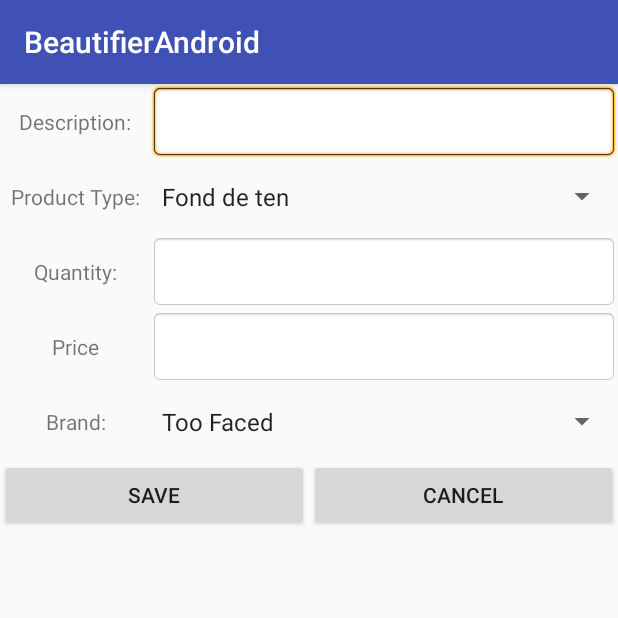
After one commit to gritcoandreea/Mobile-Development-Lab, an Android app: the EditActivity screen opened directly, with no data from a screen before it, on a phone screen of 412 x 824 dp, the top half of it. The commit adds this screen. Run offline under Robolectric (Android 15) with nearby library versions, the phone set to English and light mode, and no system bars; 5 statements that could not run were skipped.

Commit message:
Finished list and edit mode with saving changes.
Finished edit window.Save changes also works.

```diff
--- a/ANDROID/app/src/main/AndroidManifest.xml
+++ b/ANDROID/app/src/main/AndroidManifest.xml
@@ -16,6 +16,7 @@
                 <category android:name="android.intent.category.LAUNCHER" />
             </intent-filter>
         </activity>
+        <activity android:name=".EditActivity"></activity>
     </application>
 
 </manifest>
--- /dev/null
+++ b/ANDROID/app/src/main/java/com/example/andreeagritco/beautifierandroid/EditActivity.java
@@ -0,0 +1,120 @@
+package com.example.andreeagritco.beautifierandroid;
+
+import android.app.Activity;
+import android.content.Intent;
+import android.support.v7.app.AppCompatActivity;
+import android.os.Bundle;
+import android.view.View;
+import android.widget.ArrayAdapter;
+import android.widget.Button;
+import android.widget.EditText;
+import android.widget.Spinner;
+
+import com.example.andreeagritco.beautifierandroid.domain.BrandTypes;
+import com.example.andreeagritco.beautifierandroid.domain.Product;
+import com.example.andreeagritco.beautifierandroid.domain.ProductTypes;
+
+import java.util.ArrayList;
+import java.util.List;
+
+public class EditActivity extends AppCompatActivity {
+
+    List<String> productTypes = new ArrayList<>();
+    List<String> brandTypes = new ArrayList<>();
+    Spinner productTypeSpinner;
+    Spinner brandSpinner;
+    EditText descriptionText;
+    EditText quantityText;
+    EditText priceText;
+    Product p;
+
+    @Override
+    protected void onCreate(Bundle savedInstanceState) {
+        super.onCreate(savedInstanceState);
+        setContentView(R.layout.edit_product_layout);
+
+        Intent i = getIntent();
+        p = (Product) i.getSerializableExtra("product");
+
+
+        descriptionText = (EditText) findViewById(R.id.descriptionText);
+        quantityText = (EditText) findViewById(R.id.quantityText);
+        priceText = (EditText) findViewById(R.id.priceText);
+
+
+        createLists();
+        descriptionText.setText(p.getDescription());
+        quantityText.setText(p.getQuantity() + "");
+        priceText.setText(p.getPrice() + "");
+
+
+
+
+        Button saveButton = (Button) findViewById(R.id.saveButton);
+        Button cancelButton = (Button) findViewById(R.id.cancelButton);
+
+        cancelButton.setOnClickListener(new Button.OnClickListener() {
+            public void onClick(View v) {
+                Intent resultIntent = new Intent();
+                setResult(Activity.RESULT_CANCELED, resultIntent);
+                finish();
+            }
+        });
+
+        saveButton.setOnClickListener(new Button.OnClickListener() {
+            public void onClick(View v) {
+                if (!descriptionText.getText().toString().equals("")) {
+                    p.setDescription(descriptionText.getText().toString());
+                }
+                p.setProductType(productTypeSpinner.getSelectedItem().toString());
+                if (!quantityText.getText().toString().equals("")) {
+                    p.setQuantity(Integer.parseInt(quantityText.getText().toString()));
+                }
+                if (!priceText.getText().toString().equals("")) {
+                    p.setQuantity(Integer.parseInt(priceText.getText().toString()));
+                }
+                p.setBrand(brandSpinner.getSelectedItem().toString());
+
+                Intent returnIntent = new Intent();
+                returnIntent.putExtra("result", p);
+                setResult(Activity.RESULT_OK, returnIntent);
+                finish();
+
+            }
+        });
+
+
+    }
+
+    private void createLists() {
+        productTypeSpinner = (Spinner) findViewById(R.id.productTypeSpinner);
+        brandSpinner = (Spinner) findViewById(R.id.brandSpinner);
+
+        List<String> types = ProductTypes.returnTypes();
+        List<String> brands = BrandTypes.returnBrands();
+
+        ArrayAdapter<String> adapter = new ArrayAdapter<String>(this,
+                android.R.layout.simple_spinner_item, types);
+        productTypeSpinner.setAdapter(adapter);
+
+        ArrayAdapter<String> adapter2 = new ArrayAdapter<String>(this,
+                android.R.layout.simple_spinner_item, brands);
+        brandSpinner.setAdapter(adapter2);
+
+      for(int i=0;i<types.size();i++){
+          if(types.get(i).equals(p.getProductType())){
+              productTypeSpinner.setSelection(i);
+          }
+      }
+
+
+        for(int i=0;i<brands.size();i++){
+            if(brands.get(i).equals(p.getBrand())){
+                brandSpinner.setSelection(i);
+            }
+        }
+
+    }
+
+
+}
--- a/ANDROID/app/src/main/java/com/example/andreeagritco/beautifierandroid/MainActivity.java
+++ b/ANDROID/app/src/main/java/com/example/andreeagritco/beautifierandroid/MainActivity.java
@@ -1,7 +1,11 @@
 package com.example.andreeagritco.beautifierandroid;
 
+import android.content.Intent;
 import android.support.v7.app.AppCompatActivity;
 import android.os.Bundle;
+import android.util.Log;
+import android.view.View;
+import android.widget.AdapterView;
 import android.widget.ListView;
 
 import com.example.andreeagritco.beautifierandroid.domain.BrandTypes;
@@ -14,34 +18,86 @@ import java.util.List;
 
 public class MainActivity extends AppCompatActivity {
 
+    public static final  String TAG=MainActivity.class.getName();
+    private static final int SECOND_ACTIVITY_RESULT_CODE = 0;
+     List<Product> list = new ArrayList<>() ;
+    ProductListAdapter adapter;
+    ListView listView;
+
+
     @Override
     protected void onCreate(Bundle savedInstanceState) {
         super.onCreate(savedInstanceState);
         setContentView(R.layout.activity_main);
 
-        final List<Product> list = createList();
+        Log.d(TAG,"IN ON CREATE FMM");
+        createList();
 
-        ListView listView = (ListView) findViewById(R.id.productList);
-        ProductListAdapter adapter = new ProductListAdapter(list,getLayoutInflater());
+        listView = (ListView) findViewById(R.id.productList);
+        adapter = new ProductListAdapter(list,getLayoutInflater());
         listView.setAdapter(adapter);
+
+        listView.setOnItemClickListener(new AdapterView.OnItemClickListener() {
+            @Override
+            public void onItemClick(AdapterView<?> parent, View view, int position,
+                                    long id) {
+                Intent intent = new Intent(MainActivity.this, EditActivity.class);
+                intent.putExtra("product", list.get(position));
+                startActivityForResult(intent, SECOND_ACTIVITY_RESULT_CODE);
+
+            }
+
+        });
+    }
+
+    // This method is called when the second activity finishes
+    @Override
+    protected void onActivityResult(int requestCode, int resultCode, Intent data) {
+        super.onActivityResult(requestCode, resultCode, data);
+
+        // check that it is the SecondActivity with an OK result
+        if (requestCode == SECOND_ACTIVITY_RESULT_CODE) {
+            if (resultCode == RESULT_OK) {
+
+                // get String data from Intent
+                Product p = (Product) data.getSerializableExtra("result");
+
+                for(Product pr : list){
+                    if(pr.getId()== p.getId()){
+                        pr.setDescription(p.getDescription());
+                        pr.setProductType(p.getProductType());
+                        pr.setQuantity(p.getQuantity());
+                        pr.setPrice(p.getPrice());
+                        pr.setBrand(p.getBrand());
+                    }
+                }
+
+
+            }
+        }
+    }
+
+    @Override
+    protected void onResume() {
+        super.onResume();
+        adapter.notifyDataSetChanged();
     }
 
 
-    public static List<Product> createList(){
-        List<Product> productList = new ArrayList<>();
-        productList.add(new Product(1,"Fond de ten Born This Way", ProductTypes.FOND_DE_TEN,2,180, BrandTypes.TOO_FACED,R.drawable.fond_de_ten));
-        productList.add(new Product(2,"Highlighter", ProductTypes.ILUMINATOR,1,200, BrandTypes.ANASTASIA_BEVERLY_HILLS,R.drawable.highlighter));
-        productList.add(new Product(3,"Pudra compacta",ProductTypes.PUDRA_COMPACTA,1,35,BrandTypes.RIMMEL_LONDON,R.drawable.pudra));
-        productList.add(new Product(4,"Rimel",ProductTypes.RIMEL,1,25,BrandTypes.MELKIOR,R.drawable.rimel));
-        productList.add(new Product(5,"Ruj baton",ProductTypes.RUJ,1,90,BrandTypes.MAC,R.drawable.ruj));
-        productList.add(new Product(6,"Creion de buze nuanta 06 Satin Mauve",ProductTypes.CREION_DE_BUZE,1,15,BrandTypes.ESSENCE,R.drawable.creion_de_buze));
-        productList.add(new Product(7,"Fond de ten nuanta 02",ProductTypes.FOND_DE_TEN,1,50,BrandTypes.BOURJOIS,R.drawable.fond_de_ten_2));
-        productList.add(new Product(8,"Paleta de farduri Naked 3",ProductTypes.FARD_DE_OCHI,1,230,BrandTypes.URBAN_DECAY,R.drawable.naked_palette));
-        productList.add(new Product(9,"Rimel Colossal",ProductTypes.RIMEL,3,30,BrandTypes.MAYBELLINE,R.drawable.rimel_colossal));
-        productList.add(new Product(10,"Ruj Soft Matte nuanta Copenhagen",ProductTypes.RUJ,1,70,BrandTypes.NYX,R.drawable.ruj_copenhagen));
-        productList.add(new Product(11,"Creion de sprancene nuanta Dark Brown",ProductTypes.CREION_DE_SPRANCENE,1,11,BrandTypes.ESSENCE,R.drawable.sprancene_darkbrown));
+    public  void createList(){
+        list.add(new Product(1,"Fond de ten Born This Way", ProductTypes.FOND_DE_TEN,2,180, BrandTypes.TOO_FACED,R.drawable.fond_de_ten));
+        list.add(new Product(2,"Highlighter", ProductTypes.ILUMINATOR,1,200, BrandTypes.ANASTASIA_BEVERLY_HILLS,R.drawable.highlighter));
+        list.add(new Product(3,"Pudra compacta",ProductTypes.PUDRA_COMPACTA,1,35,BrandTypes.RIMMEL_LONDON,R.drawable.pudra));
+        list.add(new Product(4,"Rimel",ProductTypes.RIMEL,1,25,BrandTypes.MELKIOR,R.drawable.rimel));
+        list.add(new Product(5,"Ruj baton",ProductTypes.RUJ,1,90,BrandTypes.MAC,R.drawable.ruj));
+        list.add(new Product(6,"Creion de buze nuanta 06 Satin Mauve",ProductTypes.CREION_DE_BUZE,1,15,BrandTypes.ESSENCE,R.drawable.creion_de_buze));
+        list.add(new Product(7,"Fond de ten nuanta 02",ProductTypes.FOND_DE_TEN,1,50,BrandTypes.BOURJOIS,R.drawable.fond_de_ten_2));
+        list.add(new Product(8,"Paleta de farduri Naked 3",ProductTypes.FARD_DE_OCHI,1,230,BrandTypes.URBAN_DECAY,R.drawable.naked_palette));
+        list.add(new Product(9,"Rimel Colossal",ProductTypes.RIMEL,3,30,BrandTypes.MAYBELLINE,R.drawable.rimel_colossal));
+        list.add(new Product(10,"Ruj Soft Matte nuanta Copenhagen",ProductTypes.RUJ,1,70,BrandTypes.NYX,R.drawable.ruj_copenhagen));
+        list.add(new Product(11,"Creion de sprancene nuanta Dark Brown",ProductTypes.CREION_DE_SPRANCENE,1,11,BrandTypes.ESSENCE,R.drawable.sprancene_darkbrown));
 
-        return productList;
+
     }
 
 }
--- a/ANDROID/app/src/main/java/com/example/andreeagritco/beautifierandroid/domain/BrandTypes.java
+++ b/ANDROID/app/src/main/java/com/example/andreeagritco/beautifierandroid/domain/BrandTypes.java
@@ -1,4 +1,7 @@
 package com.example.andreeagritco.beautifierandroid.domain;
+
+import java.util.ArrayList;
+import java.util.List;
 
 /**
  * Created by Andreea Gritco on 08-Nov-17.
@@ -16,4 +19,19 @@ public class BrandTypes {
     public static final String BOURJOIS = "Bourjois";
     public static final String URBAN_DECAY = "Urban Decay";
     public static final String NYX = "NYX";
+
+    public static List<String> returnBrands(){
+        List<String> list = new ArrayList<>();
+        list.add(TOO_FACED);
+        list.add(RIMMEL_LONDON);
+        list.add(ANASTASIA_BEVERLY_HILLS);
+        list.add(MELKIOR);
+        list.add(MAC);
+        list.add(ESSENCE);
+        list.add(MAYBELLINE);
+        list.add(BOURJOIS);
+        list.add(URBAN_DECAY);
+        list.add(NYX);
+        return list;
+    }
 }
--- a/ANDROID/app/src/main/java/com/example/andreeagritco/beautifierandroid/domain/ProductTypes.java
+++ b/ANDROID/app/src/main/java/com/example/andreeagritco/beautifierandroid/domain/ProductTypes.java
@@ -1,4 +1,7 @@
 package com.example.andreeagritco.beautifierandroid.domain;
+
+import java.util.ArrayList;
+import java.util.List;
 
 /**
  * Created by Andreea Gritco on 08-Nov-17.
@@ -19,4 +22,22 @@ public class ProductTypes {
     public static final String CREION_DE_OCHI = "Creion de ochi";
     public static final String RIMEL = "Rimel";
     public static final String CREION_DE_SPRANCENE = "Creion de sprancene";
+
+    public static List<String> returnTypes(){
+        List<String> list = new ArrayList<>();
+        list.add(FOND_DE_TEN);
+        list.add(PUDRA_COMPACTA);
+        list.add(PUDRA_MINEARALA);
+        list.add(CONCEALER);
+        list.add(PUDRA_CONTUR);
+        list.add(ILUMINATOR);
+        list.add(BLUSH);
+        list.add(CREION_DE_BUZE);
+        list.add(RUJ);
+        list.add(FARD_DE_OCHI);
+        list.add(CREION_DE_OCHI);
+        list.add(RIMEL);
+        list.add(CREION_DE_SPRANCENE);
+        return list;
+    }
 }
--- /dev/null
+++ b/ANDROID/app/src/main/res/layout/edit_product_layout.xml
@@ -0,0 +1,181 @@
+<?xml version="1.0" encoding="utf-8"?>
+<LinearLayout xmlns:android="http://schemas.android.com/apk/res/android"
+    xmlns:app="http://schemas.android.com/apk/res-auto"
+    xmlns:tools="http://schemas.android.com/tools"
+    android:layout_width="match_parent"
+    android:layout_height="match_parent"
+    android:orientation="vertical"
+    tools:context="com.example.andreeagritco.beautifierandroid.EditActivity">
+
+    <LinearLayout
+        android:layout_width="match_parent"
+        android:layout_height="50dp"
+        android:orientation="horizontal">
+
+        <TextView
+            android:id="@+id/textView1"
+            android:layout_width="wrap_content"
+            android:layout_height="match_parent"
+            android:layout_alignParentEnd="true"
+            android:layout_alignParentLeft="true"
+            android:layout_alignParentRight="true"
+            android:layout_alignParentStart="true"
+            android:layout_alignParentTop="true"
+            android:width="100dp"
+            android:gravity="center"
+            android:text="Description:"
+            android:textAlignment="center" />
+
+        <EditText
+            android:id="@+id/descriptionText"
+            android:layout_width="wrap_content"
+            android:layout_height="match_parent"
+            android:layout_alignParentLeft="true"
+            android:layout_alignParentStart="true"
+            android:layout_below="@+id/textView5"
+            android:layout_weight="1"
+            android:background="@android:drawable/editbox_background"
+            android:selectAllOnFocus="false"
+            android:textAlignment="center" />
+    </LinearLayout>
+
+    <LinearLayout
+        android:layout_width="match_parent"
+        android:layout_height="50dp"
+        android:orientation="horizontal">
+
+        <TextView
+            android:id="@+id/textView2"
+            android:layout_width="wrap_content"
+            android:layout_height="match_parent"
+            android:layout_alignParentEnd="true"
+            android:layout_alignParentLeft="true"
+            android:layout_alignParentRight="true"
+            android:layout_alignParentStart="true"
+            android:layout_alignParentTop="true"
+            android:width="100dp"
+            android:gravity="center"
+            android:text="Product Type:"
+            android:textAlignment="center" />
+
+        <Spinner
+            android:id="@+id/productTypeSpinner"
+            android:layout_width="match_parent"
+            android:layout_height="match_parent" />
+
+    </LinearLayout>
+
+    <LinearLayout
+        android:layout_width="match_parent"
+        android:layout_height="50dp"
+        android:orientation="horizontal">
+
+        <TextView
+            android:id="@+id/textView3"
+            android:layout_width="wrap_content"
+            android:layout_height="match_parent"
+            android:layout_alignParentEnd="true"
+            android:layout_alignParentLeft="true"
+            android:layout_alignParentRight="true"
+            android:layout_alignParentStart="true"
+            android:layout_alignParentTop="true"
+            android:width="100dp"
+            android:gravity="center"
+            android:text="Quantity:"
+            android:textAlignment="center" />
+
+        <EditText
+            android:id="@+id/quantityText"
+            android:layout_width="wrap_content"
+            android:layout_height="match_parent"
+            android:layout_alignParentLeft="true"
+            android:layout_alignParentStart="true"
+            android:layout_below="@+id/textView5"
+            android:inputType="number"
+            android:layout_weight="1"
+            android:background="@android:drawable/editbox_background"
+            android:selectAllOnFocus="false"
+            android:textAlignment="center" />
+    </LinearLayout>
+
+    <LinearLayout
+        android:layout_width="match_parent"
+        android:layout_height="50dp"
+        android:orientation="horizontal">
+
+        <TextView
+            android:id="@+id/textView4"
+            android:layout_width="wrap_content"
+            android:layout_height="match_parent"
+            android:layout_alignParentEnd="true"
+            android:layout_alignParentLeft="true"
+            android:layout_alignParentRight="true"
+            android:layout_alignParentStart="true"
+            android:layout_alignParentTop="true"
+            android:width="100dp"
+            android:gravity="center"
+            android:text="Price"
+            android:textAlignment="center" />
+
+        <EditText
+            android:id="@+id/priceText"
+            android:layout_width="wrap_content"
+            android:layout_height="match_parent"
+            android:layout_alignParentLeft="true"
+            android:layout_alignParentStart="true"
+            android:layout_below="@+id/textView5"
+            android:inputType="number"
+            android:layout_weight="1"
+            android:background="@android:drawable/editbox_background"
+            android:selectAllOnFocus="false"
+            android:textAlignment="center" />
+    </LinearLayout>
+
+    <LinearLayout
+        android:layout_width="match_parent"
+        android:layout_height="50dp"
+        android:orientation="horizontal">
+
+        <TextView
+            android:id="@+id/textView5"
+            android:layout_width="wrap_content"
+            android:layout_height="match_parent"
+            android:layout_alignParentEnd="true"
+            android:layout_alignParentLeft="true"
+            android:layout_alignParentRight="true"
+            android:layout_alignParentStart="true"
+            android:layout_alignParentTop="true"
+            android:width="100dp"
+            android:gravity="center"
+            android:text="Brand:"
+            android:textAlignment="center" />
+
+        <Spinner
+            android:id="@+id/brandSpinner"
+            android:layout_width="match_parent"
+            android:layout_height="match_parent" />
+
+    </LinearLayout>
+
+    <LinearLayout
+        android:layout_width="match_parent"
+        android:layout_height="match_parent"
+        android:orientation="horizontal">
+
+        <Button
+            android:id="@+id/saveButton"
+            android:layout_width="wrap_content"
+            android:layout_height="wrap_content"
+            android:layout_weight="1"
+            android:text="Save" />
+
+        <Button
+            android:id="@+id/cancelButton"
+            android:layout_width="wrap_content"
+            android:layout_height="wrap_content"
+            android:layout_weight="1"
+            android:text="CANCEL" />
+
+    </LinearLayout>
+
+</LinearLayout>
```
Also changed, not shown: ANDROID/app/src/main/java/com/example/andreeagritco/beautifierandroid/utils/ProductListAdapter.java (+0 -10 lines).
